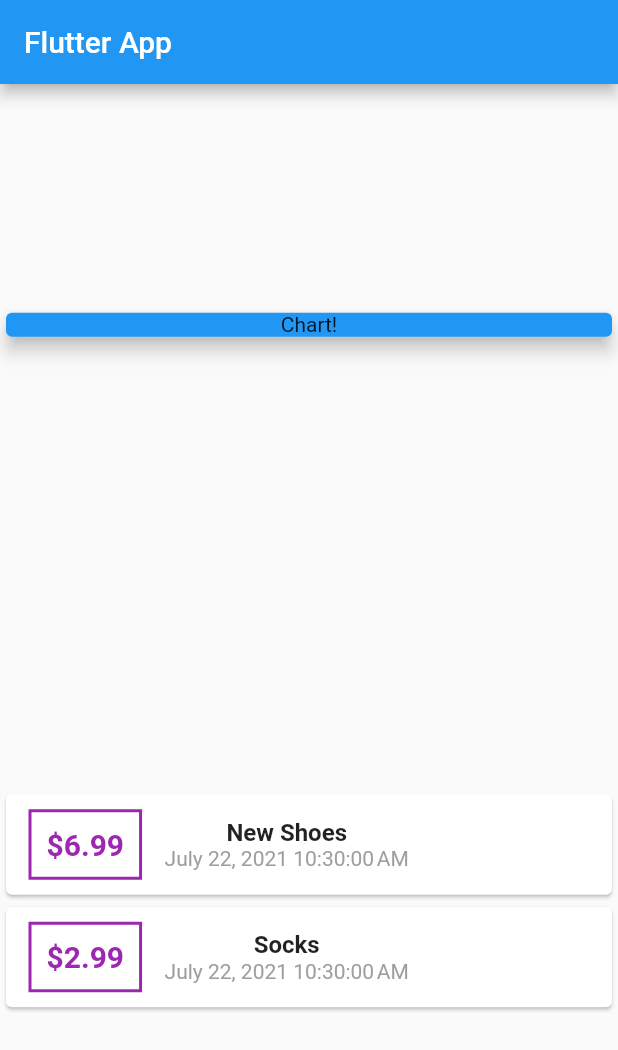
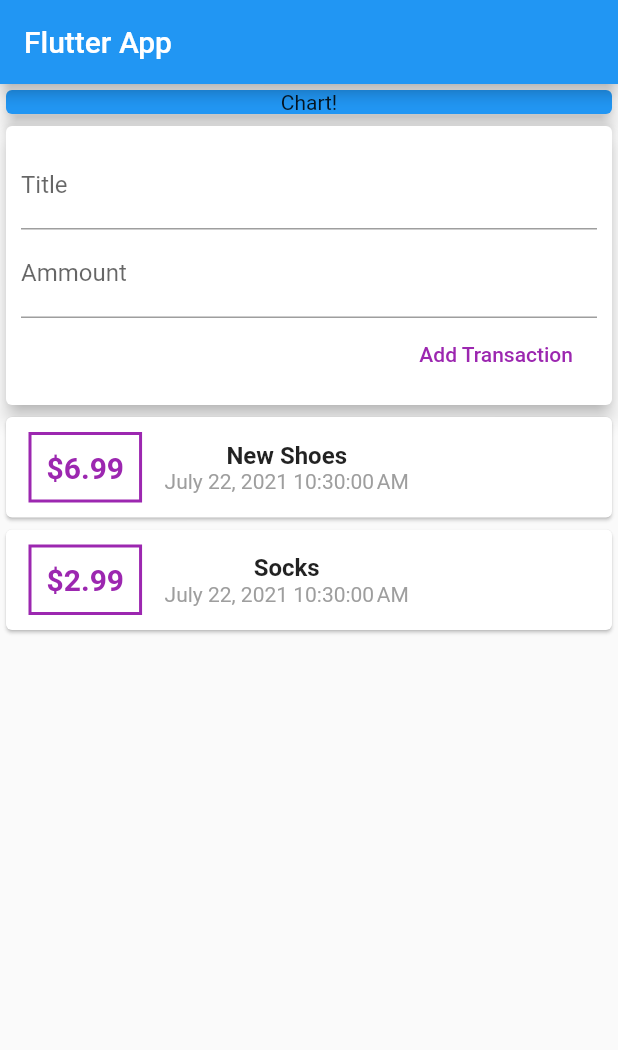
Before and after one commit to Tarikul-islam-shazan/daily_expense, a Flutter app: the screen it shows after launch, on a phone screen of 412 x 824 dp. Shown: the top 1050 px of the screen. Run offline on Flutter 3.47's test engine with Material 2 defaults, Android fonts, the phone set to English and light mode, and no system bars.

Commit message:
add textfield

```diff
--- a/lib/main.dart
+++ b/lib/main.dart
@@ -1,23 +1,37 @@
 import 'package:flutter/material.dart';
 import 'package:intl/intl.dart';
-import './transaction.dart';
+import 'models/transaction.dart';
 
 void main() => runApp(MyApp());
 
 class MyApp extends StatelessWidget {
   @override
   Widget build(BuildContext context) {
-    return MaterialApp(title: 'Flutter App', home: MyHomePage());
+    return MaterialApp(
+      title: 'Flutter App',
+      home: MyHomePage(),
+    );
   }
 }
 
 class MyHomePage extends StatelessWidget {
   final List<Transaction> transactions = [
     Transaction(
-        id: 't001', title: 'New Shoes', amount: 6.99, date: DateTime.now()),
-    Transaction(id: 't002', title: 'Socks', amount: 2.99, date: DateTime.now())
+      id: 't001',
+      title: 'New Shoes',
+      amount: 6.99,
+      date: DateTime.now(),
+    ),
+    Transaction(
+      id: 't002',
+      title: 'Socks',
+      amount: 2.99,
+      date: DateTime.now(),
+    ),
   ];
 
+  final titleController = TextEditingController();
+  final amountController = TextEditingController();
   @override
   Widget build(BuildContext context) {
     return Scaffold(
@@ -25,7 +39,6 @@ class MyHomePage extends StatelessWidget {
         title: Text('Flutter App'),
       ),
       body: Column(
-          mainAxisAlignment: MainAxisAlignment.spaceAround,
           crossAxisAlignment: CrossAxisAlignment.stretch,
           children: <Widget>[
             Container(
@@ -34,6 +47,32 @@ class MyHomePage extends StatelessWidget {
                 color: Colors.blue,
                 child: Center(child: Text('Chart!')),
                 elevation: 5,
+              ),
+            ),
+            Card(
+              elevation: 5,
+              child: Container(
+                padding: EdgeInsets.all(10),
+                child: Column(
+                  crossAxisAlignment: CrossAxisAlignment.end,
+                  children: <Widget>[
+                    TextField(
+                      decoration: InputDecoration(labelText: 'Title'),
+                      controller: titleController,
+                    ),
+                    TextField(
+                      decoration: InputDecoration(labelText: 'Ammount'),
+                      controller: amountController,
+                    ),
+                    FlatButton(
+                      onPressed: () => print(titleController.text),
+                      child: Text('Add Transaction'),
+                      textColor: Colors.purple,
+                    )
+                  ],
+                ),
+
+                //TextField()
               ),
             ),
             Column(
--- /dev/null
+++ b/lib/models/transaction.dart
@@ -0,0 +1,15 @@
+import 'package:flutter/material.dart';
+
+class Transaction {
+  String id;
+  String title;
+  double amount;
+  DateTime date;
+
+  Transaction({
+    @required this.id,
+    @required this.title,
+    @required this.amount,
+    @required this.date,
+  });
+}
--- a/lib/transaction.dart
+++ /dev/null
@@ -1,12 +0,0 @@
-class Transaction {
-  String id;
-  String title;
-  double amount;
-  DateTime date;
-  Transaction({
-    this.id,
-    this.title,
-    this.amount,
-    this.date,
-  });
-}
```
